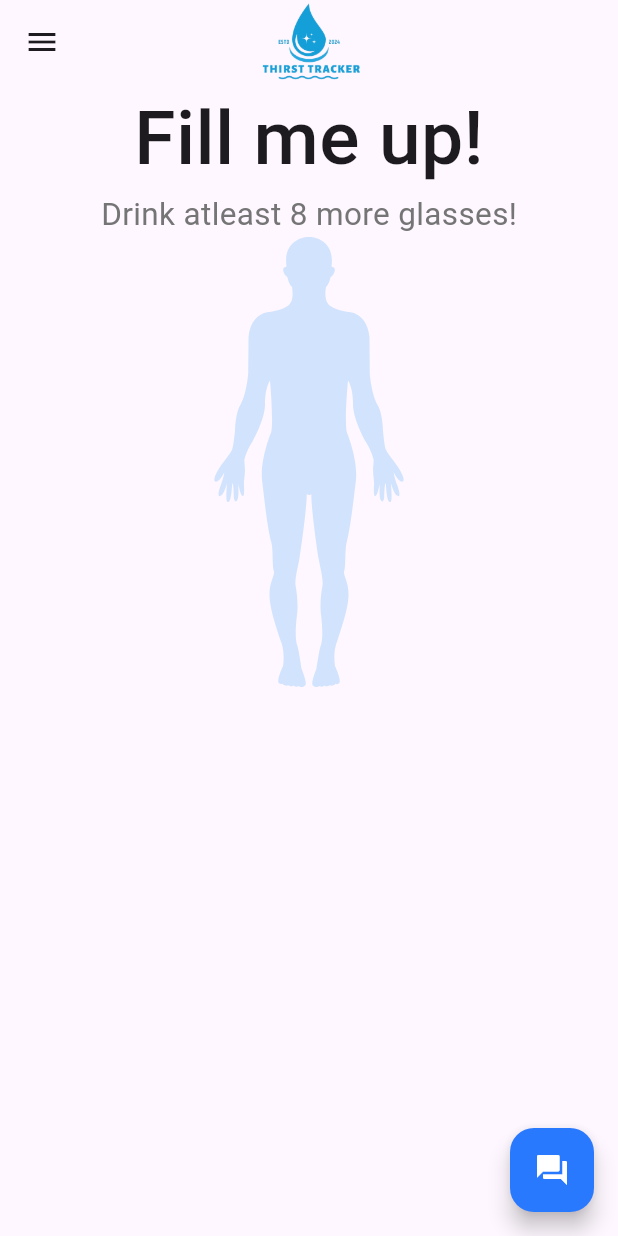
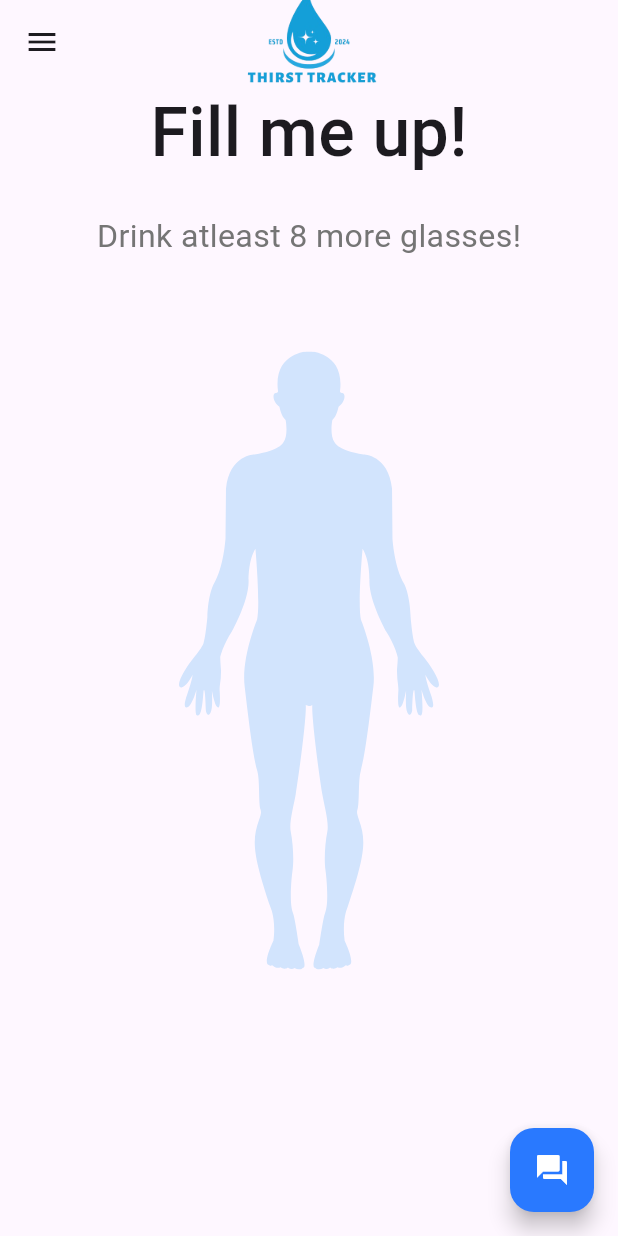
Before and after one commit to Sadman-123/Thirst-Tracker, a Flutter app: the screen it shows after launch, in the side drawer, after a tap on "Health", on a phone screen of 412 x 824 dp. Run offline on Flutter 3.47's test engine with Material 3 defaults, Android fonts, the phone set to English and light mode, and no system bars; our stand-ins replace fl_chart, flutter_svg, get.

Commit message:
made responsive mobile Health part

```diff
--- a/lib/screens/screens_components/mobile_health.dart
+++ b/lib/screens/screens_components/mobile_health.dart
@@ -11,10 +11,12 @@ class MobileHealth extends StatelessWidget{
 
    @override
   Widget build(BuildContext context) {
+     var mdw=MediaQuery.of(context).size.width;
+     var mdh=MediaQuery.of(context).size.height;
     return Scaffold(
       appBar: AppBar(
         centerTitle: true,
-        title: Image.asset("assets/logo.png",height: 100,),
+        title: Image.asset("assets/logo.png",height: mdh*0.16,),
       ),
       drawer: Drawer(
         child: ListView(
@@ -49,25 +51,26 @@ class MobileHealth extends StatelessWidget{
       body: Center(
         child: Column(
           children: [
-            Obx(()=>Text(waterController.sum<8?"Fill me up!":"Awesome!!",style: TextStyle(fontSize: 50,fontWeight: FontWeight.w500),),),
-            Obx(()=>Text(waterController.sum<8?"Drink atleast ${waterController.total_healthy_limit.value-waterController.sum.value} more glasses!":"You have drank  ${waterController.sum} glasses of water \nThats a good sign of great health",style: TextStyle(fontSize: 21,color: Colors.grey.shade600),),),
-            Obx(
-                  () {
+            Obx(()=>Text(waterController.sum<8?"Fill me up!":"Awesome!!",style: TextStyle(fontSize: mdw*0.11,fontWeight: FontWeight.w500),),),
+            SizedBox(height: mdh*0.025,),
+            Obx(()=>Text(waterController.sum<8?"Drink atleast ${waterController.total_healthy_limit.value-waterController.sum.value} more glasses!":"You have drank  ${waterController.sum} glasses of water \nThats a good sign of great health",style: TextStyle(fontSize: mdw*0.052,color: Colors.grey.shade600),),),
+            SizedBox(height: mdh*0.025,),
+            Obx(() {
                 double fillPercent = waterController.sum.value / 8;
-                double clipHeight = 400 * (1 - fillPercent);
+                double clipHeight = mdh*0.6 * (1 - fillPercent);
                 return Stack(
                   alignment: Alignment.bottomCenter,
                   children: [
                     SvgPicture.asset(
                       "assets/human.svg",
-                      height: 300,
+                      height: mdh*0.6,
                       color: Colors.blue.withOpacity(0.2),
                     ),
                     ClipPath(
                       clipper: WaterClipper(clipHeight),
                       child: SvgPicture.asset(
                         "assets/human.svg",
-                        height: 300,
+                        height: mdh*0.6,
                         color: Colors.blue,
                       ),
                     ),
```
